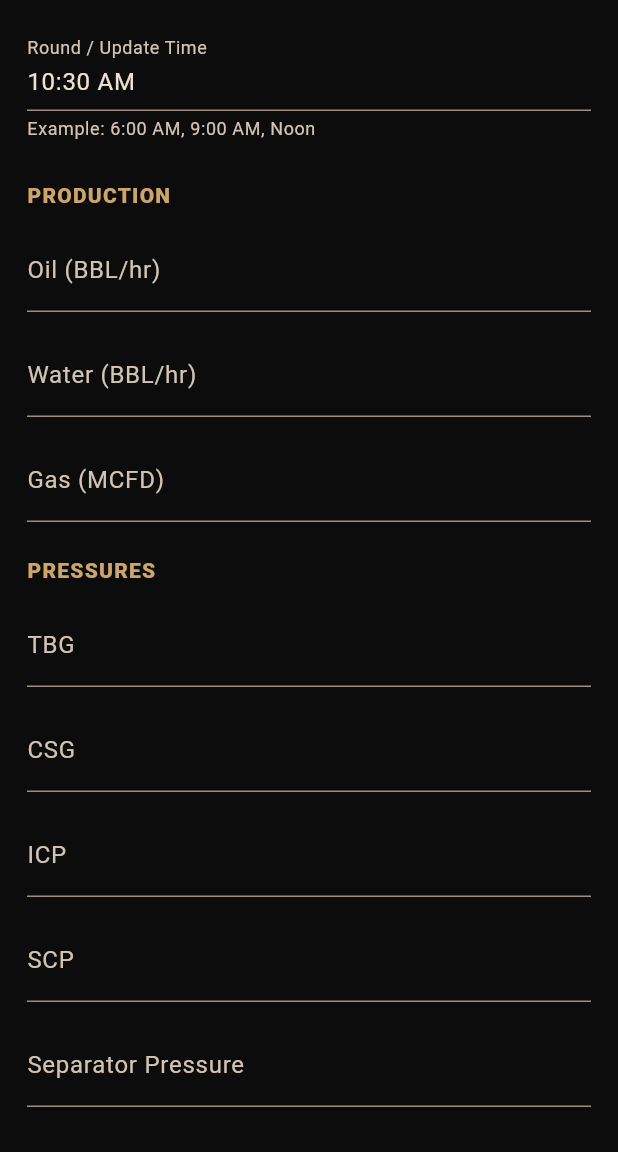
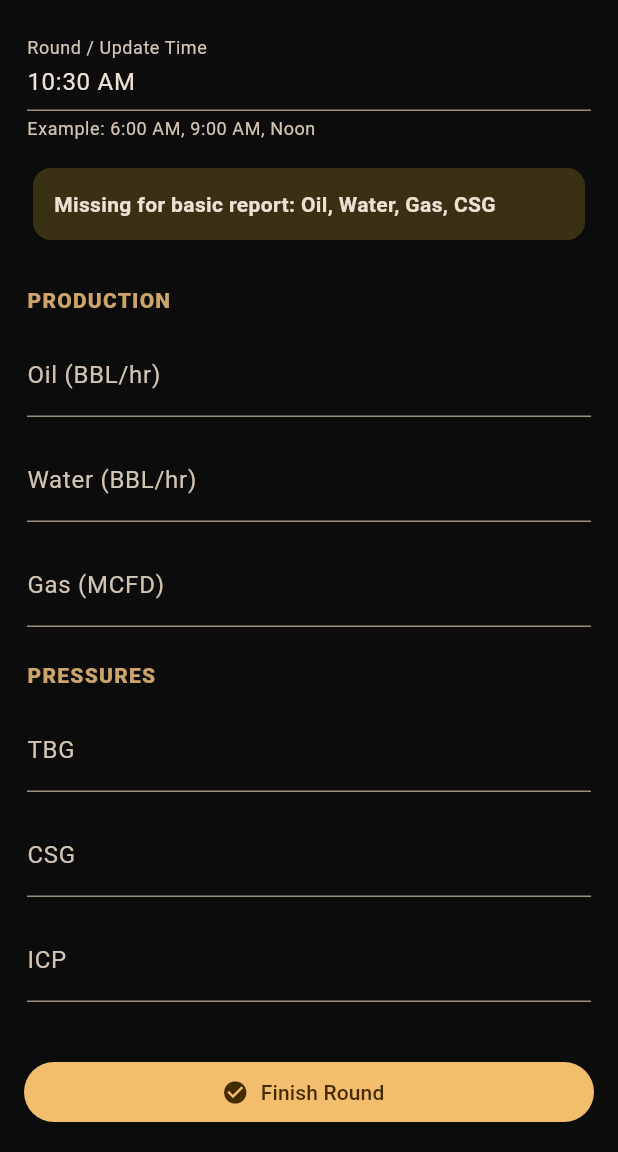
Before and after one commit to bslaverty/WellWerks-App, a Flutter app: the ActiveShiftScreen screen opened directly, after a tap on "Quick Round", on a phone screen of 412 x 824 dp, the part 84-1236 px from its top. Run offline on Flutter 3.47's test engine with Material 3 defaults, Android fonts, the phone set to English and light mode, and no system bars; our stand-ins replace shared_preferences, signature; accounts and stored records are empty; Roboto replaces fonts that are missing (Arial).

Commit message:
Add files via upload

```diff
--- a/lib/models/round_reading.dart
+++ b/lib/models/round_reading.dart
@@ -12,6 +12,13 @@ class RoundReading {
     this.scp = '',
     this.separatorPressure = '',
     this.differentialPressure = '',
+    this.gasTemp = '',
+    this.wellheadTemp = '',
+    this.waterTemp = '',
+    this.ecdTemp = '',
+    this.propRate = '',
+    this.biocideRate = '',
+    this.choke = '',
     this.notes = '',
   });
 
@@ -27,6 +34,13 @@ class RoundReading {
   final String scp;
   final String separatorPressure;
   final String differentialPressure;
+  final String gasTemp;
+  final String wellheadTemp;
+  final String waterTemp;
+  final String ecdTemp;
+  final String propRate;
+  final String biocideRate;
+  final String choke;
   final String notes;
 
   Map<String, dynamic> toJson() => {
@@ -42,6 +56,13 @@ class RoundReading {
         'scp': scp,
         'separatorPressure': separatorPressure,
         'differentialPressure': differentialPressure,
+        'gasTemp': gasTemp,
+        'wellheadTemp': wellheadTemp,
+        'waterTemp': waterTemp,
+        'ecdTemp': ecdTemp,
+        'propRate': propRate,
+        'biocideRate': biocideRate,
+        'choke': choke,
         'notes': notes,
       };
 
@@ -58,6 +79,13 @@ class RoundReading {
         scp: json['scp'] as String? ?? '',
         separatorPressure: json['separatorPressure'] as String? ?? '',
         differentialPressure: json['differentialPressure'] as String? ?? '',
+        gasTemp: json['gasTemp'] as String? ?? '',
+        wellheadTemp: json['wellheadTemp'] as String? ?? '',
+        waterTemp: json['waterTemp'] as String? ?? '',
+        ecdTemp: json['ecdTemp'] as String? ?? '',
+        propRate: json['propRate'] as String? ?? '',
+        biocideRate: json['biocideRate'] as String? ?? '',
+        choke: json['choke'] as String? ?? '',
         notes: json['notes'] as String? ?? '',
       );
 }
--- a/lib/screens/active_shift_screen.dart
+++ b/lib/screens/active_shift_screen.dart
@@ -71,20 +71,16 @@ class _ActiveShiftScreenState extends State<ActiveShiftScreen> {
                     Expanded(child: _StatusTile(label: 'Gas', value: _value(latest?.gasRate ?? '', '—'), unit: 'MCFD')),
                     Expanded(child: _StatusTile(label: 'CSG', value: _value(latest?.casingPressure ?? '', '—'), unit: 'psi')),
                   ]),
+                  const SizedBox(height: 12),
+                  _Line(label: 'Choke', value: _value(latest?.choke ?? '', '—')),
                 ],
               ),
             ),
           ),
           const SizedBox(height: 16),
-          Card(
-            color: const Color(0xFF17181A),
-            child: Padding(
-              padding: const EdgeInsets.all(18),
-              child: Column(
-                crossAxisAlignment: CrossAxisAlignment.start,
+          _InfoCard(
+            title: 'Pressures',
             children: [
-                  const Text('Pressures', style: TextStyle(color: Color(0xFFCDA56A), fontSize: 18, fontWeight: FontWeight.bold)),
-                  const SizedBox(height: 12),
               _Line(label: 'TBG', value: _value(latest?.tubingPressure ?? '', '—')),
               _Line(label: 'CSG', value: _value(latest?.casingPressure ?? '', '—')),
               _Line(label: 'ICP', value: _value(latest?.icp ?? '', '—')),
@@ -93,7 +89,17 @@ class _ActiveShiftScreenState extends State<ActiveShiftScreen> {
               _Line(label: 'Diff', value: _value(latest?.differentialPressure ?? '', '—')),
             ],
           ),
-            ),
+          const SizedBox(height: 16),
+          _InfoCard(
+            title: 'Temps & Chemicals',
+            children: [
+              _Line(label: 'Gas TMP', value: _value(latest?.gasTemp ?? '', '—')),
+              _Line(label: 'WH TMP', value: _value(latest?.wellheadTemp ?? '', '—')),
+              _Line(label: 'H2O TMP', value: _value(latest?.waterTemp ?? '', '—')),
+              _Line(label: 'ECD TMP', value: _value(latest?.ecdTemp ?? '', '—')),
+              _Line(label: 'Prop', value: _value(latest?.propRate ?? '', '—')),
+              _Line(label: 'Biocide', value: _value(latest?.biocideRate ?? '', '—')),
+            ],
           ),
           const SizedBox(height: 16),
           const Text('Round History', style: TextStyle(color: Color(0xFFCDA56A), fontSize: 18, fontWeight: FontWeight.bold)),
@@ -109,6 +115,30 @@ class _ActiveShiftScreenState extends State<ActiveShiftScreen> {
               )),
           const SizedBox(height: 90),
         ],
+      ),
+    );
+  }
+}
+
+class _InfoCard extends StatelessWidget {
+  final String title;
+  final List<Widget> children;
+  const _InfoCard({required this.title, required this.children});
+
+  @override
+  Widget build(BuildContext context) {
+    return Card(
+      color: const Color(0xFF17181A),
+      child: Padding(
+        padding: const EdgeInsets.all(18),
+        child: Column(
+          crossAxisAlignment: CrossAxisAlignment.start,
+          children: [
+            Text(title, style: const TextStyle(color: Color(0xFFCDA56A), fontSize: 18, fontWeight: FontWeight.bold)),
+            const SizedBox(height: 12),
+            ...children,
+          ],
+        ),
       ),
     );
   }
--- a/lib/screens/pressure_entry_screen.dart
+++ b/lib/screens/pressure_entry_screen.dart
@@ -25,6 +25,13 @@ class _PressureEntryScreenState extends State<PressureEntryScreen> {
   final _scp = TextEditingController();
   final _sp = TextEditingController();
   final _diff = TextEditingController();
+  final _gasTemp = TextEditingController();
+  final _whTemp = TextEditingController();
+  final _waterTemp = TextEditingController();
+  final _ecdTemp = TextEditingController();
+  final _prop = TextEditingController();
+  final _biocide = TextEditingController();
+  final _choke = TextEditingController();
   final _notes = TextEditingController();
   RoundReading? _last;
 
@@ -55,12 +62,46 @@ class _PressureEntryScreenState extends State<PressureEntryScreen> {
       scp: _scp.text.trim(),
       separatorPressure: _sp.text.trim(),
       differentialPressure: _diff.text.trim(),
+      gasTemp: _gasTemp.text.trim(),
+      wellheadTemp: _whTemp.text.trim(),
+      waterTemp: _waterTemp.text.trim(),
+      ecdTemp: _ecdTemp.text.trim(),
+      propRate: _prop.text.trim(),
+      biocideRate: _biocide.text.trim(),
+      choke: _choke.text.trim(),
       notes: _notes.text.trim(),
     );
     await _storage.saveReading(reading);
     if (!mounted) return;
-    ScaffoldMessenger.of(context).showSnackBar(const SnackBar(content: Text('Round reading saved')));
+    ScaffoldMessenger.of(context).showSnackBar(const SnackBar(content: Text('Round saved')));
     Navigator.of(context).pop();
+  }
+
+  @override
+  void dispose() {
+    for (final controller in [
+      _round,
+      _oil,
+      _water,
+      _gas,
+      _tbg,
+      _csg,
+      _icp,
+      _scp,
+      _sp,
+      _diff,
+      _gasTemp,
+      _whTemp,
+      _waterTemp,
+      _ecdTemp,
+      _prop,
+      _biocide,
+      _choke,
+      _notes,
+    ]) {
+      controller.dispose();
+    }
+    super.dispose();
   }
 
   Widget _field(String label, TextEditingController controller, {String? previous}) {
@@ -68,19 +109,64 @@ class _PressureEntryScreenState extends State<PressureEntryScreen> {
       label: label,
       controller: controller,
       helperText: previous == null || previous.isEmpty ? null : 'Previous: $previous',
+      onChanged: (_) => setState(() {}),
+    );
+  }
+
+  Widget _textField(String label, TextEditingController controller, {String? previous}) {
+    return Padding(
+      padding: const EdgeInsets.only(bottom: 14),
+      child: TextField(
+        controller: controller,
+        textInputAction: TextInputAction.next,
+        decoration: InputDecoration(
+          labelText: label,
+          helperText: previous == null || previous.isEmpty ? null : 'Previous: $previous',
+        ),
+      ),
     );
   }
 
   @override
   Widget build(BuildContext context) {
+    final missing = <String>[
+      if (_oil.text.trim().isEmpty) 'Oil',
+      if (_water.text.trim().isEmpty) 'Water',
+      if (_gas.text.trim().isEmpty) 'Gas',
+      if (_csg.text.trim().isEmpty) 'CSG',
+    ];
+
     return Scaffold(
       appBar: const AppHeader(title: 'Quick Round', showBack: true),
+      bottomNavigationBar: SafeArea(
+        child: Padding(
+          padding: const EdgeInsets.all(16),
+          child: FilledButton.icon(
+            onPressed: _save,
+            icon: const Icon(Icons.check_circle),
+            label: const Text('Finish Round'),
+          ),
+        ),
+      ),
       body: ListView(
         padding: const EdgeInsets.all(18),
         children: [
           TextField(
             controller: _round,
+            textInputAction: TextInputAction.next,
             decoration: const InputDecoration(labelText: 'Round / Update Time', helperText: 'Example: 6:00 AM, 9:00 AM, Noon'),
+            onChanged: (_) => setState(() {}),
+          ),
+          const SizedBox(height: 14),
+          Card(
+            color: missing.isEmpty ? const Color(0xFF12351F) : const Color(0xFF3A3115),
+            child: Padding(
+              padding: const EdgeInsets.all(14),
+              child: Text(
+                missing.isEmpty ? '✅ Report ready from this round' : 'Missing for basic report: ${missing.join(', ')}',
+                style: const TextStyle(fontWeight: FontWeight.bold),
+              ),
+            ),
           ),
           const SizedBox(height: 18),
           const _BlockTitle('Production'),
@@ -94,6 +180,16 @@ class _PressureEntryScreenState extends State<PressureEntryScreen> {
           _field('SCP', _scp, previous: _last?.scp),
           _field('Separator Pressure', _sp, previous: _last?.separatorPressure),
           _field('Differential', _diff, previous: _last?.differentialPressure),
+          const _BlockTitle('Choke'),
+          _textField('Choke', _choke, previous: _last?.choke),
+          const _BlockTitle('Temperatures'),
+          _field('Gas Temp (°)', _gasTemp, previous: _last?.gasTemp),
+          _field('WH Temp (°)', _whTemp, previous: _last?.wellheadTemp),
+          _field('H2O Temp (°)', _waterTemp, previous: _last?.waterTemp),
+          _field('ECD Temp (°)', _ecdTemp, previous: _last?.ecdTemp),
+          const _BlockTitle('Chemicals'),
+          _field('Prop (gal/hr)', _prop, previous: _last?.propRate),
+          _field('Biocide (gal/day)', _biocide, previous: _last?.biocideRate),
           const _BlockTitle('Notes'),
           TextField(
             controller: _notes,
@@ -101,12 +197,7 @@ class _PressureEntryScreenState extends State<PressureEntryScreen> {
             keyboardType: TextInputType.multiline,
             decoration: const InputDecoration(labelText: 'Notes / comments'),
           ),
-          const SizedBox(height: 18),
-          FilledButton.icon(
-            onPressed: _save,
-            icon: const Icon(Icons.save),
-            label: const Text('Finish Round'),
-          ),
+          const SizedBox(height: 80),
         ],
       ),
     );
--- a/lib/widgets/ww_number_field.dart
+++ b/lib/widgets/ww_number_field.dart
@@ -9,6 +9,7 @@ class WwNumberField extends StatelessWidget {
   final bool allowDecimal;
   final bool allowNegative;
   final TextInputAction textInputAction;
+  final ValueChanged<String>? onChanged;
 
   const WwNumberField({
     super.key,
@@ -19,6 +20,7 @@ class WwNumberField extends StatelessWidget {
     this.allowDecimal = true,
     this.allowNegative = false,
     this.textInputAction = TextInputAction.next,
+    this.onChanged,
   });
 
   @override
@@ -27,6 +29,7 @@ class WwNumberField extends StatelessWidget {
       padding: const EdgeInsets.only(bottom: 14),
       child: TextField(
         controller: controller,
+        onChanged: onChanged,
         keyboardType: TextInputType.numberWithOptions(
           decimal: allowDecimal,
           signed: allowNegative,
@@ -59,6 +62,7 @@ class WwGaugeField extends StatelessWidget {
   final TextEditingController controller;
   final String? helperText;
   final TextInputAction textInputAction;
+  final ValueChanged<String>? onChanged;
 
   const WwGaugeField({
     super.key,
@@ -66,6 +70,7 @@ class WwGaugeField extends StatelessWidget {
     required this.controller,
     this.helperText,
     this.textInputAction = TextInputAction.next,
+    this.onChanged,
   });
 
   @override
@@ -74,6 +79,7 @@ class WwGaugeField extends StatelessWidget {
       padding: const EdgeInsets.only(bottom: 14),
       child: TextField(
         controller: controller,
+        onChanged: onChanged,
         keyboardType: const TextInputType.numberWithOptions(decimal: true),
         textInputAction: textInputAction,
         inputFormatters: [
```
Also changed, not shown: lib/screens/shift_report_screen.dart (+21 -3 lines). Lines whose indentation alone changed are shown as unchanged.
